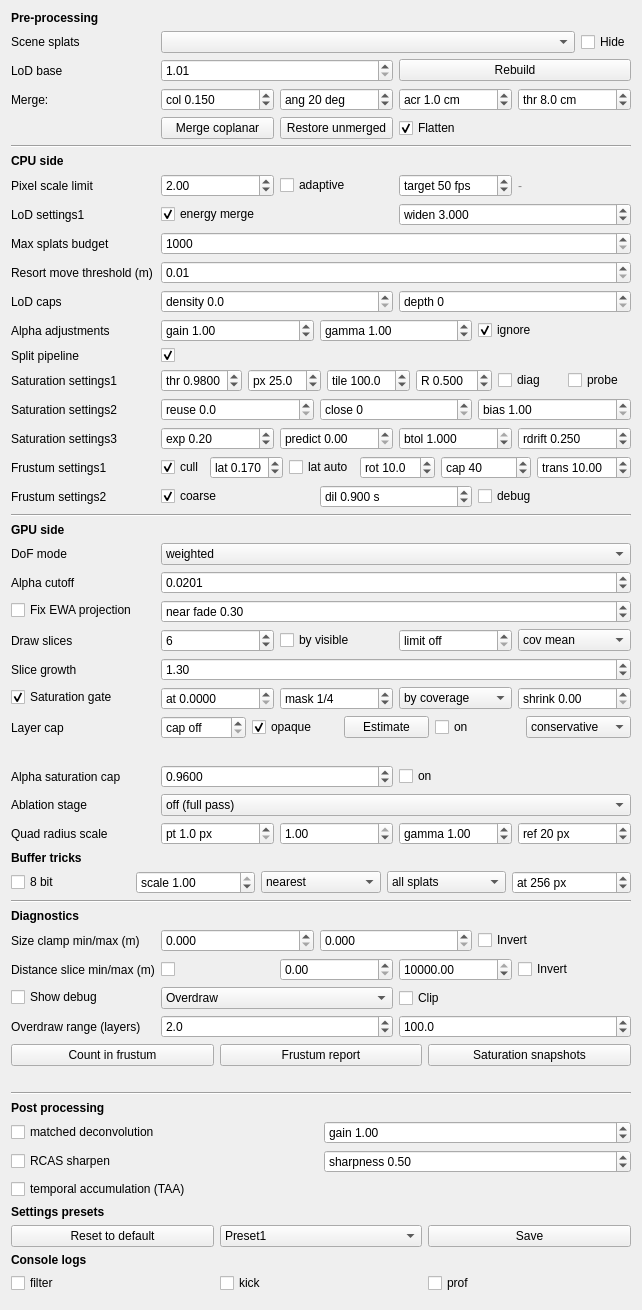
First picture: the form in gui_client/GaussianSplatSettingsWidget.ui, repository russiaman/substrata_robo, before the edit.
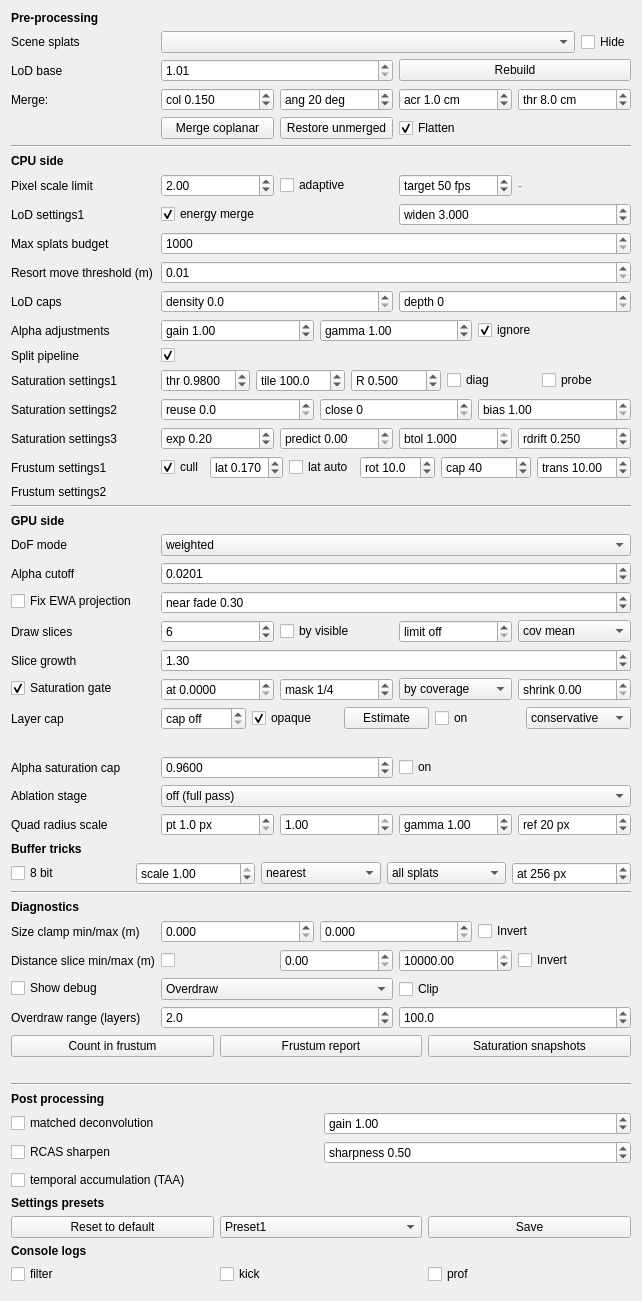
Second picture: the form after the edit.

Commit message:
UI: drop the coarse floor's four controls
Follows glare-core's removal of the feature: the "coarse" checkbox, "px" (the cut's pixel scale -
its second job, sizing the saturation grid, was taken over by "tile" in the previous commit), the
coarse dilation latency, and the coarse-layer-only debug view. Their settings keys stop being
written; the stored values are simply left behind.

```diff
--- a/gui_client/GaussianSplatSettingsWidget.ui
+++ b/gui_client/GaussianSplatSettingsWidget.ui
@@ -704,31 +704,6 @@
         </property>
        </widget>
       </item>
-      <item>
-       <widget class="QDoubleSpinBox" name="coarsePixelScaleDoubleSpinBox">
-        <property name="prefix">
-         <string>px </string>
-        </property>
-        <property name="toolTip">
-         <string>SESSION063 K4: pixel scale threshold for the coarse floor cut. The first node on each branch whose projected size falls to this many pixels is taken as the coarse patch (bigger = coarser, fewer, cheaper). SESSION076: also sets the saturation grid's resolution (moved here from Frustum settings2 since both consumers share this one value). Applies live.</string>
-        </property>
-        <property name="decimals">
-         <number>1</number>
-        </property>
-        <property name="minimum">
-         <double>2.000000000000000</double>
-        </property>
-        <property name="maximum">
-         <double>500.000000000000000</double>
-        </property>
-        <property name="singleStep">
-         <double>5.000000000000000</double>
-        </property>
-        <property name="value">
-         <double>25.000000000000000</double>
-        </property>
-       </widget>
-      </item>
       <item>
        <widget class="QDoubleSpinBox" name="satTilePxDoubleSpinBox">
         <property name="prefix">
@@ -1214,62 +1189,6 @@
       <property name="bottomMargin">
        <number>0</number>
       </property>
-      <item>
-       <widget class="QCheckBox" name="coarseFloorCheckBox">
-        <property name="text">
-         <string>coarse</string>
-        </property>
-        <property name="toolTip">
-         <string>SESSION063 K4: the traversal also captures a low-detail cut (first node per branch at the coarse pixel scale), globally depth-sorted with the fine set. Confined to the dilation band beyond the frustum edge, its big cheap splats plug motion-revealed gaps/edges - dilated wider than the fine set (coarse dil latency below), which lets the fine set run at a tight, cheap dilation without holes. On by default. SESSION075: controls only whether this layer is drawn - Saturation filter (above) captures the same underlying data on its own whenever it's on, whether or not this is. SESSION076: the pixel scale threshold ("px") now lives on the Saturation filter row above, since it also sets that stage's grid resolution.</string>
-        </property>
-        <property name="checked">
-         <bool>true</bool>
-        </property>
-       </widget>
-      </item>
-      <item>
-       <widget class="QDoubleSpinBox" name="coarseDilationLatencyDoubleSpinBox">
-        <property name="prefix">
-         <string>dil </string>
-        </property>
-        <property name="suffix">
-         <string> s</string>
-        </property>
-        <property name="toolTip">
-         <string>REQUIRED: must be greater than "latency" (Frustum settings1) - if not, the coarse band collapses to zero or negative width and coarse stops covering anything fine doesn't already reach, defeating its whole purpose as a cheap wide safety net.
-
-SESSION063 K4: dilation window (seconds) for the coarse floor - how far ahead of the camera's motion the coarse patches are kept. Applies live.</string>
-        </property>
-        <property name="decimals">
-         <number>3</number>
-        </property>
-        <property name="minimum">
-         <double>0.000000000000000</double>
-        </property>
-        <property name="maximum">
-         <double>5.000000000000000</double>
-        </property>
-        <property name="singleStep">
-         <double>0.100000000000000</double>
-        </property>
-        <property name="value">
-         <double>0.900000000000000</double>
-        </property>
-       </widget>
-      </item>
-      <item>
-       <widget class="QCheckBox" name="coarseLayerDebugCheckBox">
-        <property name="text">
-         <string>debug</string>
-        </property>
-        <property name="toolTip">
-         <string>SESSION063 K4 debug: draw ONLY the coarse floor, hiding the fine set, so its screen coverage can be checked in isolation (should fill the frame with no edge gaps under motion). Visual debug only - turn off for normal rendering.</string>
-        </property>
-        <property name="checked">
-         <bool>false</bool>
-        </property>
-       </widget>
-      </item>
      </layout>
     </widget>
    </item>
```
The commit also changes 2 other files.
